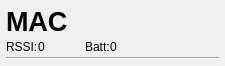
First picture: the form in ui/MacListWidget.ui, repository erudisill/bitstorm-workbench, before the edit.
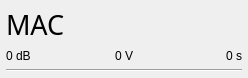
Second picture: the form after the edit.

Commit message: added age timer to device list

```diff
--- a/ui/MacListWidget.ui
+++ b/ui/MacListWidget.ui
@@ -6,8 +6,8 @@
    <rect>
     <x>0</x>
     <y>0</y>
-    <width>225</width>
-    <height>56</height>
+    <width>248</width>
+    <height>62</height>
    </rect>
   </property>
   <property name="windowTitle">
@@ -15,82 +15,46 @@
   </property>
   <layout class="QGridLayout" name="gridLayout">
    <property name="verticalSpacing">
-    <number>0</number>
+    <number>6</number>
    </property>
    <property name="margin">
     <number>6</number>
    </property>
-   <item row="2" column="0">
-    <layout class="QHBoxLayout" name="horizontalLayout">
-     <property name="spacing">
-      <number>-1</number>
+   <item row="3" column="2">
+    <widget class="QLabel" name="labelAge">
+     <property name="text">
+      <string>0 s</string>
      </property>
-     <item>
-      <widget class="QLabel" name="label_2">
-       <property name="text">
-        <string>RSSI:</string>
-       </property>
-      </widget>
-     </item>
-     <item>
-      <widget class="QLabel" name="labelRSSI">
-       <property name="text">
-        <string>0</string>
-       </property>
-      </widget>
-     </item>
-     <item>
-      <spacer name="horizontalSpacer">
-       <property name="orientation">
-        <enum>Qt::Horizontal</enum>
-       </property>
-       <property name="sizeType">
-        <enum>QSizePolicy::Minimum</enum>
-       </property>
-       <property name="sizeHint" stdset="0">
-        <size>
-         <width>40</width>
-         <height>20</height>
-        </size>
-       </property>
-      </spacer>
-     </item>
-     <item>
-      <widget class="QLabel" name="label">
-       <property name="text">
-        <string>Batt:</string>
-       </property>
-      </widget>
-     </item>
-     <item>
-      <widget class="QLabel" name="labelBatt">
-       <property name="text">
-        <string>0</string>
-       </property>
-      </widget>
-     </item>
-     <item>
-      <spacer name="horizontalSpacer_2">
-       <property name="orientation">
-        <enum>Qt::Horizontal</enum>
-       </property>
-       <property name="sizeHint" stdset="0">
-        <size>
-         <width>40</width>
-         <height>20</height>
-        </size>
-       </property>
-      </spacer>
-     </item>
-    </layout>
+     <property name="alignment">
+      <set>Qt::AlignRight|Qt::AlignTrailing|Qt::AlignVCenter</set>
+     </property>
+    </widget>
    </item>
-   <item row="0" column="0">
+   <item row="3" column="1">
+    <widget class="QLabel" name="labelBatt">
+     <property name="text">
+      <string>0 V</string>
+     </property>
+     <property name="alignment">
+      <set>Qt::AlignCenter</set>
+     </property>
+    </widget>
+   </item>
+   <item row="3" column="0">
+    <widget class="QLabel" name="labelRSSI">
+     <property name="text">
+      <string>0 dB</string>
+     </property>
+    </widget>
+   </item>
+   <item row="0" column="0" colspan="3">
     <widget class="QLabel" name="labelMac">
      <property name="font">
       <font>
+       <family>Menlo</family>
        <pointsize>20</pointsize>
-       <weight>75</weight>
-       <bold>true</bold>
+       <weight>50</weight>
+       <bold>false</bold>
       </font>
      </property>
      <property name="text">
@@ -98,14 +62,8 @@
      </property>
     </widget>
    </item>
-   <item row="3" column="0">
+   <item row="4" column="0" colspan="3">
     <widget class="Line" name="line">
-     <property name="frameShadow">
-      <enum>QFrame::Sunken</enum>
-     </property>
-     <property name="lineWidth">
-      <number>1</number>
-     </property>
      <property name="orientation">
       <enum>Qt::Horizontal</enum>
      </property>
```
The commit also changes 6 other files.
